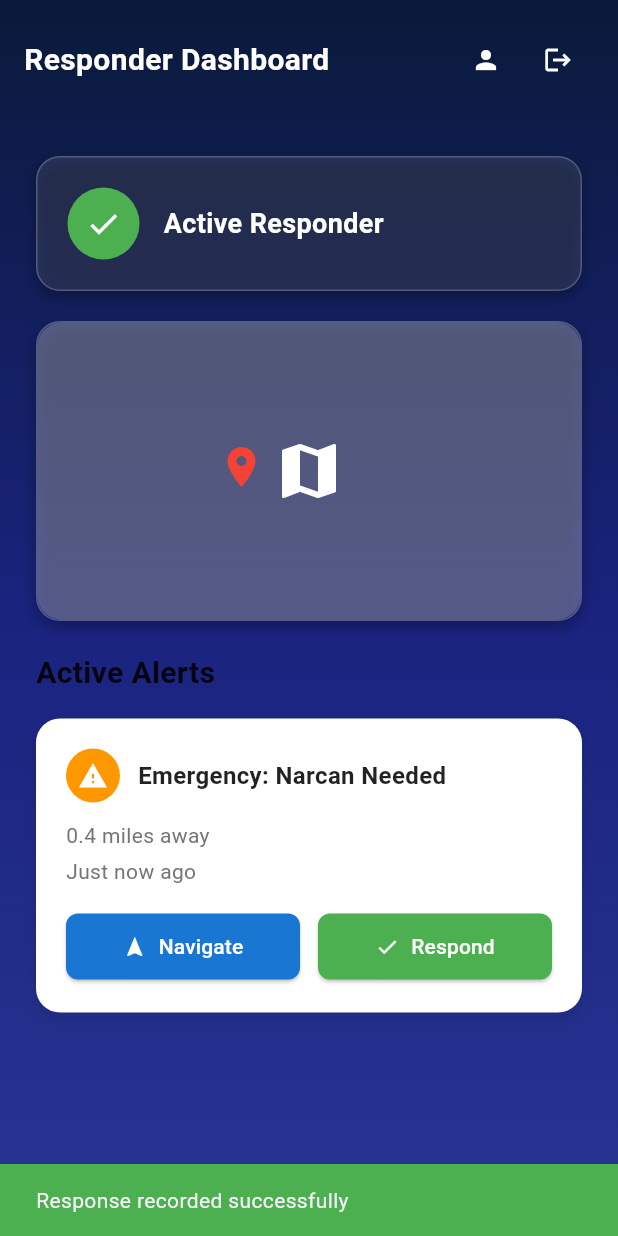
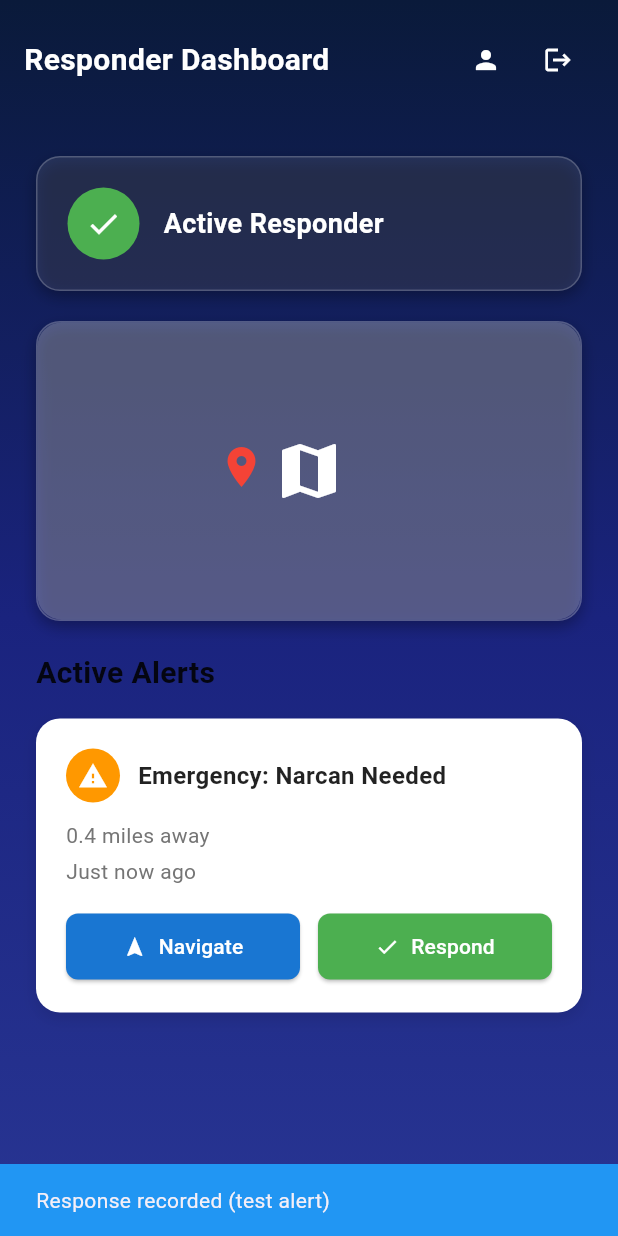
Before and after one commit to jahnavibalaji/overdose_shield_wa, a Flutter app: the ResponderDashboard screen opened by its route, after a tap on "Respond", on a phone screen of 412 x 824 dp. Run offline on Flutter 3.47's test engine with Material 3 defaults, Android fonts, the phone set to English and light mode, and no system bars; our stand-ins replace cloud_firestore, firebase_auth, firebase_core, geolocator, google_sign_in; missing offline and left inert: flutter_pdfview; accounts and stored records are empty.

```diff
--- a/lib/auth/responder_registration_screen.dart
+++ b/lib/auth/responder_registration_screen.dart
@@ -50,7 +50,8 @@ class _ResponderRegistrationScreenState extends State<ResponderRegistrationScree
       }
 
       Position position = await Geolocator.getCurrentPosition(
-        desiredAccuracy: LocationAccuracy.high,
+        desiredAccuracy: LocationAccuracy.bestForNavigation,
+        timeLimit: const Duration(seconds: 15), // Wait up to 15 seconds for best GPS signal
       );
 
       setState(() {
--- a/lib/responder_dashboard.dart
+++ b/lib/responder_dashboard.dart
@@ -56,7 +56,8 @@ class _ResponderDashboardState extends State<ResponderDashboard> {
             }
 
             final position = await Geolocator.getCurrentPosition(
-              desiredAccuracy: LocationAccuracy.high,
+              desiredAccuracy: LocationAccuracy.bestForNavigation,
+              timeLimit: const Duration(seconds: 15), // Wait up to 15 seconds for best GPS signal
             );
 
             final alertService = AlertService();
@@ -487,8 +488,9 @@ class _ResponderDashboardState extends State<ResponderDashboard> {
     final lat = notification['latitude'] ?? 0.0;
     final lng = notification['longitude'] ?? 0.0;
 
+    // Use full precision coordinates for accurate navigation
     final googleMapsUrl = Uri.parse(
-      'https://www.google.com/maps/dir/?api=1&destination=$lat,$lng',
+      'https://www.google.com/maps/dir/?api=1&destination=${lat.toStringAsFixed(7)},${lng.toStringAsFixed(7)}',
     );
 
     try {
@@ -508,15 +510,47 @@ class _ResponderDashboardState extends State<ResponderDashboard> {
   Future<void> _respondToAlert(Map<String, dynamic> notification) async {
     try {
       final user = FirebaseAuth.instance.currentUser;
-      if (user != null) {
+      if (user == null) {
+        if (mounted) {
+          ScaffoldMessenger.of(context).showSnackBar(
+            const SnackBar(
+              content: Text('User not authenticated'),
+              backgroundColor: Colors.red,
+            ),
+          );
+        }
+        return;
+      }
+
+      final notificationId = notification['id'] as String?;
+      if (notificationId == null || notificationId.startsWith('test_alert_')) {
+        // Test alert - just show success message without updating Firestore
+        if (mounted) {
+          ScaffoldMessenger.of(context).showSnackBar(
+            const SnackBar(
+              content: Text('Response recorded (test alert)'),
+              backgroundColor: Colors.blue,
+            ),
+          );
+        }
+        return;
+      }
+
+      // Real alert - update Firestore using set with merge to handle missing documents
       await FirebaseFirestore.instance
           .collection('notifications')
-            .doc(notification['id'])
-            .update({
+          .doc(notificationId)
+          .set({
         'status': 'responded',
         'responderAccountId': user.uid,
         'respondedAt': FieldValue.serverTimestamp(),
-        });
+        // Preserve existing fields
+        'message': notification['message'],
+        'latitude': notification['latitude'],
+        'longitude': notification['longitude'],
+        'timestamp': notification['timestamp'],
+        'senderId': notification['senderId'],
+      }, SetOptions(merge: true));
 
       if (mounted) {
         ScaffoldMessenger.of(context).showSnackBar(
@@ -529,7 +563,6 @@ class _ResponderDashboardState extends State<ResponderDashboard> {
 
       // Reload notifications
       _loadNotifications();
-      }
     } catch (e) {
       if (mounted) {
         ScaffoldMessenger.of(context).showSnackBar(
@@ -539,6 +572,7 @@ class _ResponderDashboardState extends State<ResponderDashboard> {
           ),
         );
       }
+      print('Error responding to alert: $e');
     }
   }
 
```
Also changed, not shown: lib/emergency_contacts_screen.dart (+6 -4 lines), lib/naloxone_map.dart (+5 -4 lines). Lines whose indentation alone changed are shown as unchanged.
